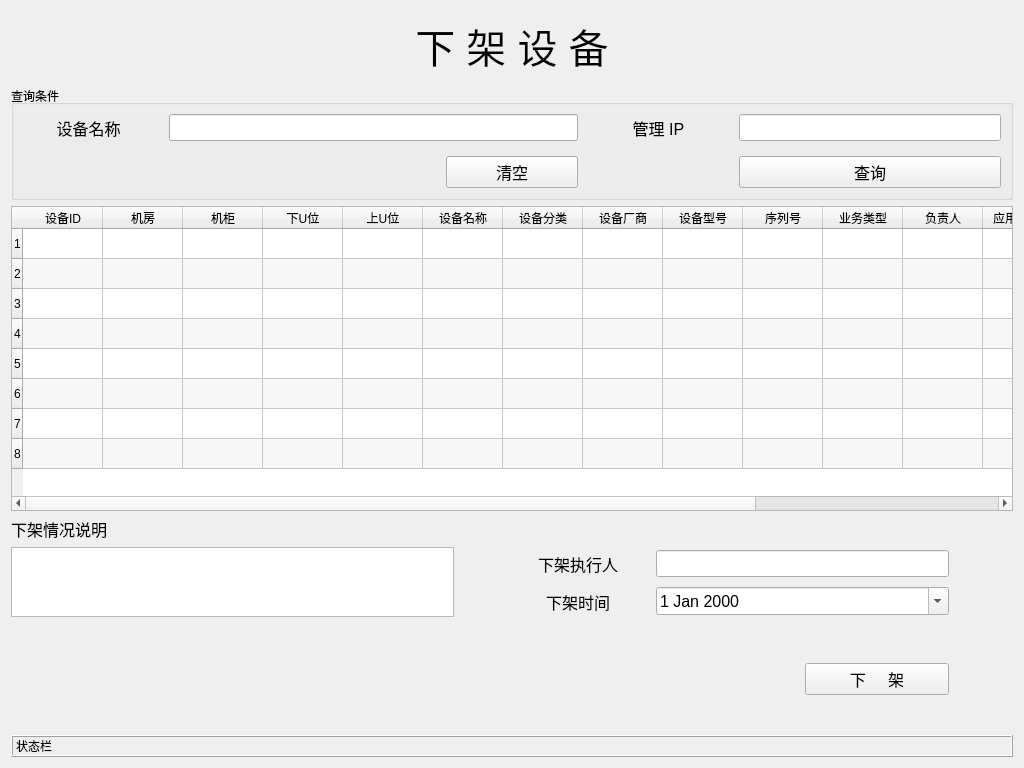
tainyuhong/pyside_machine_system, file ui/down_shelf.ui: the form before one commit.
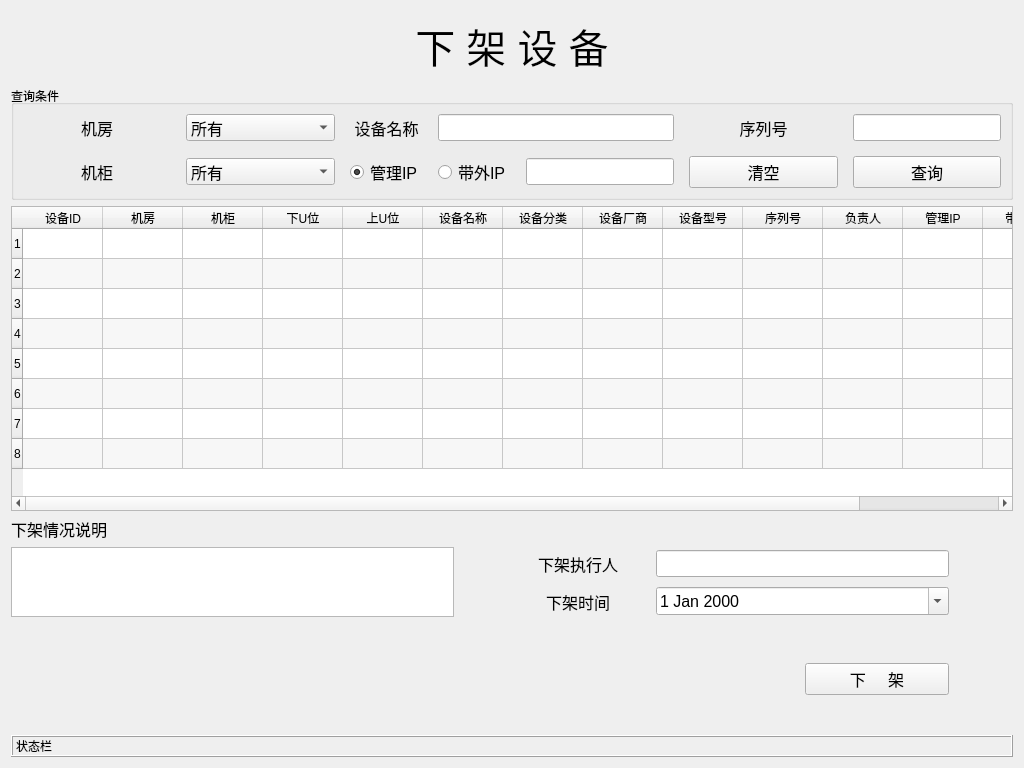
The form after the commit.

Commit message: 1、设备修改窗口增加了按SN/设备分类查询功能 2、设备下架窗口增加了按机房机柜查询功能；

What changed in the file:
```diff
--- a/ui/down_shelf.ui
+++ b/ui/down_shelf.ui
@@ -60,11 +60,26 @@
        </property>
        <layout class="QHBoxLayout" name="horizontalLayout_2">
         <item>
-         <layout class="QGridLayout" name="gridLayout" columnstretch="1,2,1,1,2">
+         <layout class="QGridLayout" name="gridLayout" columnstretch="1,1,0,0,1,1,1,0">
           <property name="spacing">
            <number>15</number>
           </property>
-          <item row="0" column="1" colspan="2">
+          <item row="0" column="2">
+           <widget class="QLabel" name="lb_machine_name">
+            <property name="font">
+             <font>
+              <pointsize>12</pointsize>
+             </font>
+            </property>
+            <property name="text">
+             <string>设备名称</string>
+            </property>
+            <property name="alignment">
+             <set>Qt::AlignCenter</set>
+            </property>
+           </widget>
+          </item>
+          <item row="0" column="3" colspan="2">
            <widget class="QLineEdit" name="machine_name">
             <property name="font">
              <font>
@@ -73,32 +88,128 @@
             </property>
            </widget>
           </item>
-          <item row="0" column="4">
-           <widget class="QLineEdit" name="mg_ip">
+          <item row="1" column="0">
+           <widget class="QLabel" name="label_4">
             <property name="font">
              <font>
               <pointsize>12</pointsize>
              </font>
             </property>
             <property name="text">
-             <string/>
+             <string>机柜</string>
+            </property>
+            <property name="alignment">
+             <set>Qt::AlignCenter</set>
             </property>
            </widget>
           </item>
           <item row="1" column="1">
-           <spacer name="horizontalSpacer_3">
-            <property name="orientation">
-             <enum>Qt::Horizontal</enum>
+           <widget class="QComboBox" name="cb_cabinet">
+            <property name="font">
+             <font>
+              <pointsize>12</pointsize>
+             </font>
             </property>
-            <property name="sizeHint" stdset="0">
-             <size>
-              <width>40</width>
-              <height>20</height>
-             </size>
+            <item>
+             <property name="text">
+              <string>所有</string>
+             </property>
+            </item>
+           </widget>
+          </item>
+          <item row="0" column="1">
+           <widget class="QComboBox" name="cb_room">
+            <property name="font">
+             <font>
+              <pointsize>12</pointsize>
+             </font>
             </property>
-           </spacer>
+            <item>
+             <property name="text">
+              <string>所有</string>
+             </property>
+            </item>
+           </widget>
+          </item>
+          <item row="0" column="0">
+           <widget class="QLabel" name="label_5">
+            <property name="font">
+             <font>
+              <pointsize>12</pointsize>
+             </font>
+            </property>
+            <property name="text">
+             <string>机房</string>
+            </property>
+            <property name="alignment">
+             <set>Qt::AlignCenter</set>
+            </property>
+           </widget>
+          </item>
+          <item row="0" column="6">
+           <widget class="QLineEdit" name="le_sn">
+            <property name="font">
+             <font>
+              <pointsize>12</pointsize>
+             </font>
+            </property>
+           </widget>
+          </item>
+          <item row="0" column="5">
+           <widget class="QLabel" name="label_6">
+            <property name="font">
+             <font>
+              <pointsize>12</pointsize>
+             </font>
+            </property>
+            <property name="text">
+             <string>序列号</string>
+            </property>
+            <property name="alignment">
+             <set>Qt::AlignCenter</set>
+            </property>
+           </widget>
           </item>
           <item row="1" column="2">
+           <widget class="QRadioButton" name="rd_mg_ip">
+            <property name="font">
+             <font>
+              <pointsize>12</pointsize>
+             </font>
+            </property>
+            <property name="text">
+             <string>管理IP</string>
+            </property>
+            <property name="checked">
+             <bool>true</bool>
+            </property>
+           </widget>
+          </item>
+          <item row="1" column="3">
+           <widget class="QRadioButton" name="rd_bmc_ip">
+            <property name="font">
+             <font>
+              <pointsize>12</pointsize>
+             </font>
+            </property>
+            <property name="text">
+             <string>带外IP</string>
+            </property>
+           </widget>
+          </item>
+          <item row="1" column="4">
+           <widget class="QLineEdit" name="mg_ip">
+            <property name="font">
+             <font>
+              <pointsize>12</pointsize>
+             </font>
+            </property>
+            <property name="text">
+             <string/>
+            </property>
+           </widget>
+          </item>
+          <item row="1" column="5">
            <widget class="QPushButton" name="bt_clear">
             <property name="font">
              <font>
@@ -110,37 +221,7 @@
             </property>
            </widget>
           </item>
-          <item row="0" column="3">
-           <widget class="QLabel" name="lb_mgip">
-            <property name="font">
-             <font>
-              <pointsize>12</pointsize>
-             </font>
-            </property>
-            <property name="text">
-             <string>管理 IP</string>
-            </property>
-            <property name="alignment">
-             <set>Qt::AlignCenter</set>
-            </property>
-           </widget>
-          </item>
-          <item row="0" column="0">
-           <widget class="QLabel" name="lb_machine_name">
-            <property name="font">
-             <font>
-              <pointsize>12</pointsize>
-             </font>
-            </property>
-            <property name="text">
-             <string>设备名称</string>
-            </property>
-            <property name="alignment">
-             <set>Qt::AlignCenter</set>
-            </property>
-           </widget>
-          </item>
-          <item row="1" column="4">
+          <item row="1" column="6">
            <widget class="QPushButton" name="bt_select">
             <property name="font">
              <font>
@@ -238,21 +319,11 @@
          <string>序列号</string>
         </property>
        </column>
-       <column>
-        <property name="text">
-         <string>业务类型</string>
-        </property>
-       </column>
        <column>
         <property name="text">
          <string>负责人</string>
         </property>
        </column>
-       <column>
-        <property name="text">
-         <string>应用管理员</string>
-        </property>
-       </column>
        <column>
         <property name="text">
          <string>管理IP</string>
@@ -260,7 +331,7 @@
        </column>
        <column>
         <property name="text">
-         <string>应用IP</string>
+         <string>带外IP</string>
         </property>
        </column>
        <column>
```
Left out of the diff: 3 changed lines with no effect on the pictures. The commit also changes 16 other files.
